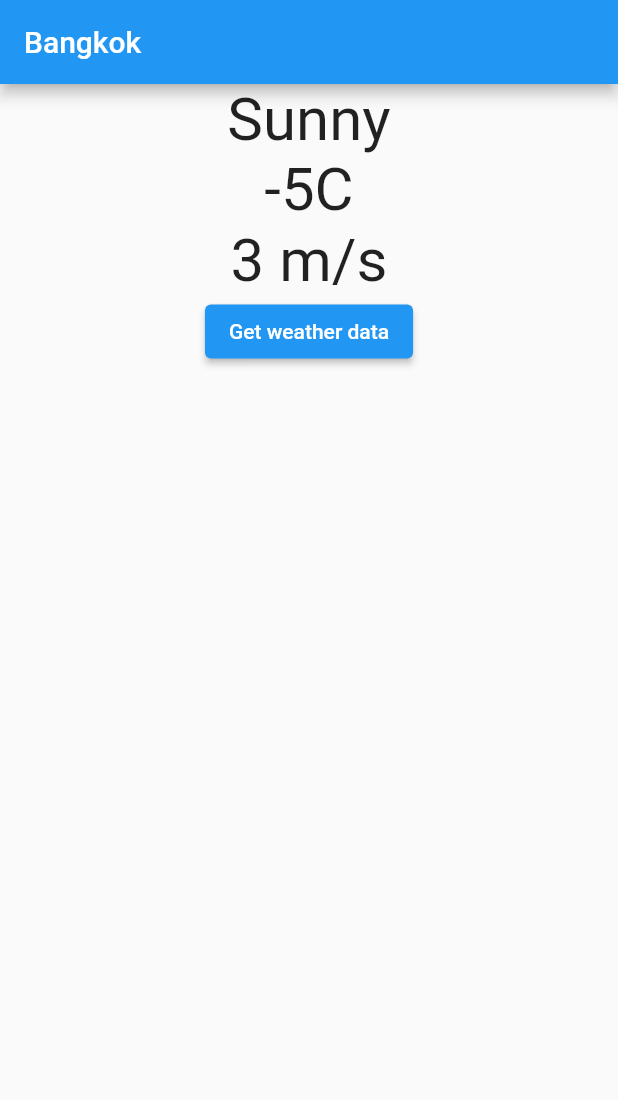
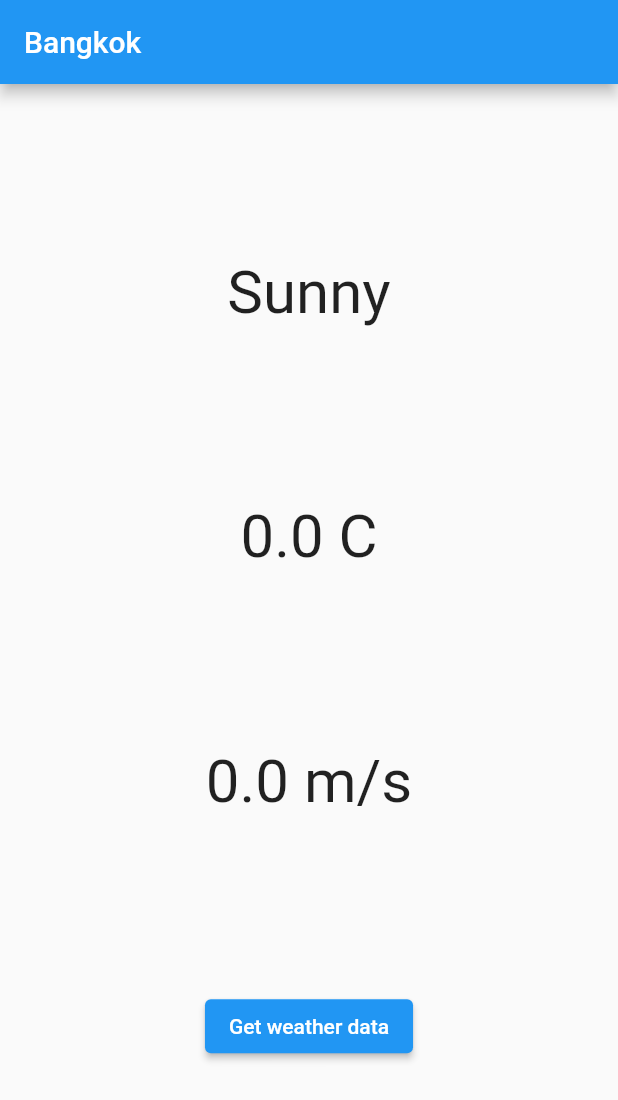
Before and after one commit to evvic/mobile_app_development, a Flutter app: the screen it shows after launch, on a phone screen of 412 x 824 dp. Shown: the top 1100 px of the screen. Run offline on Flutter 3.47's test engine with Material 2 defaults, Android fonts, the phone set to English and light mode, and no system bars.

Commit message:
changed current weather screen to stateful widget

```diff
--- a/flutter_intro/flutter_weather/lib/screens/current_weather.dart
+++ b/flutter_intro/flutter_weather/lib/screens/current_weather.dart
@@ -1,20 +1,33 @@
 import 'package:flutter/material.dart';
 import 'package:flutter_weather/screens/forecast.dart';
 
-class currentWeatherOnly extends StatelessWidget {
+class currentWeatherOnly extends StatefulWidget {
   const currentWeatherOnly({Key? key}) : super(key: key);
+
+  @override
+  State<currentWeatherOnly> createState() => _currentWeatherOnly();
+}
+
+class _currentWeatherOnly extends State<currentWeatherOnly> {
+  String cityName = "Bangkok";
+  String currentWeather = "Sunny";
+  double temp = 0;
+  double windSpeed = 0;
 
   @override
   Widget build(BuildContext context) {
     return Scaffold(
       appBar: AppBar(
-        title: const Text('Bangkok'),
+        title: Text(cityName),
       ),
       body: Center(
-        child: Column(children: [
-          const Text("Sunny", style: TextStyle(fontSize: 40)),
-          const Text("-5C", style: TextStyle(fontSize: 40)),
-          const Text("3 m/s", style: TextStyle(fontSize: 40)),
+          child: Column(
+        // evenly space all children vertically on the one screen
+        mainAxisAlignment: MainAxisAlignment.spaceEvenly,
+        children: [
+          Text(currentWeather, style: TextStyle(fontSize: 40)),
+          Text("$temp C", style: TextStyle(fontSize: 40)),
+          Text("$windSpeed m/s", style: TextStyle(fontSize: 40)),
           ElevatedButton(
             child: const Text('Get weather data'),
             onPressed: () {
@@ -26,8 +39,14 @@ class currentWeatherOnly extends StatelessWidget {
                       builder: (context) => const WeatherForecastScreen()));
             },
           ),
-        ],)
-      ),
+        ],
+      )),
     );
   }
+
+  @override
+  State<StatefulWidget> createState() {
+    // TODO: implement createState
+    throw UnimplementedError();
   }
+}
```
Lines whose indentation alone changed are shown as unchanged.
